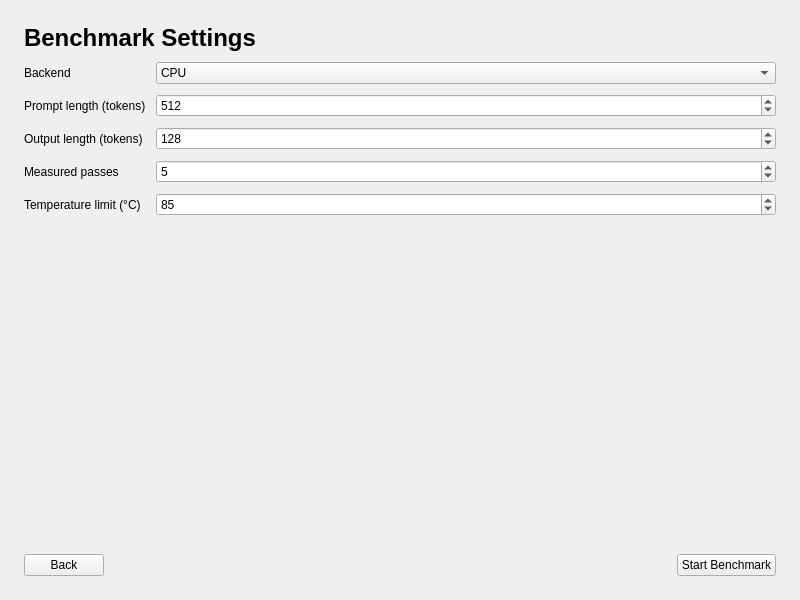
Old version of the form ui/settings.ui in the repository Judah-F/Group-3-Capstone.
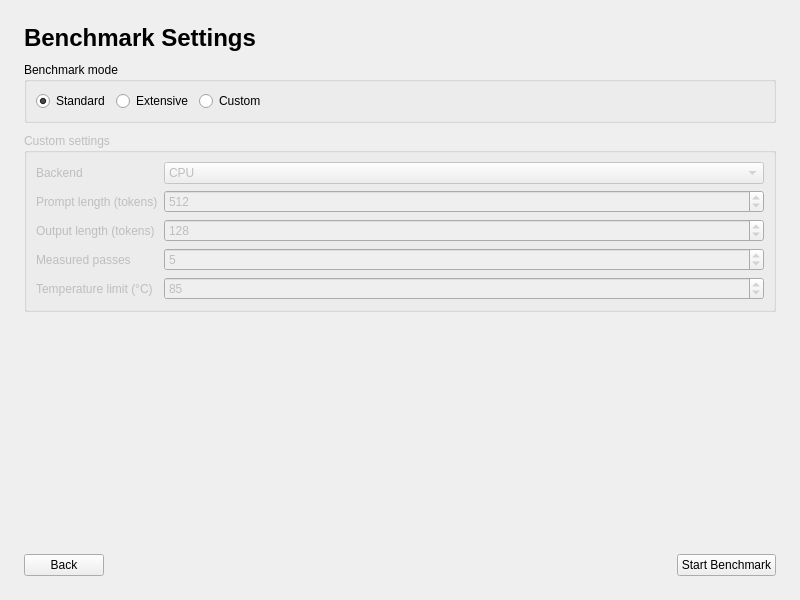
New version of the form.

Commit message: update settings mockup page

Patch:
```diff
--- a/ui/settings.ui
+++ b/ui/settings.ui
@@ -43,6 +43,59 @@
     </widget>
    </item>
    <item>
+    <widget class="QGroupBox" name="modeGroup">
+     <property name="title">
+      <string>Benchmark mode</string>
+     </property>
+     <layout class="QHBoxLayout" name="modeLayout">
+      <item>
+       <widget class="QRadioButton" name="standardRadio">
+        <property name="text">
+         <string>Standard</string>
+        </property>
+        <property name="checked">
+         <bool>true</bool>
+        </property>
+       </widget>
+      </item>
+      <item>
+       <widget class="QRadioButton" name="extensiveRadio">
+        <property name="text">
+         <string>Extensive</string>
+        </property>
+       </widget>
+      </item>
+      <item>
+       <widget class="QRadioButton" name="customRadio">
+        <property name="text">
+         <string>Custom</string>
+        </property>
+       </widget>
+      </item>
+      <item>
+       <spacer name="horizontalSpacer">
+        <property name="orientation">
+         <enum>Qt::Horizontal</enum>
+        </property>
+        <property name="sizeHint">
+         <size>
+          <width>40</width>
+          <height>20</height>
+         </size>
+        </property>
+       </spacer>
+      </item>
+     </layout>
+    </widget>
+   </item>
+   <item>
+    <widget class="QGroupBox" name="customGroup">
+     <property name="title">
+      <string>Custom settings</string>
+     </property>
+     <property name="enabled">
+      <bool>false</bool>
+     </property>
     <layout class="QFormLayout" name="formLayout">
      <item row="0" column="0">
       <widget class="QLabel" name="backendLabel">
@@ -146,6 +199,7 @@
       </widget>
      </item>
     </layout>
+    </widget>
    </item>
    <item>
     <spacer name="verticalSpacer">
```
Left out of the diff: 2 changed lines with no effect on the pictures. Lines whose indentation alone changed are shown as unchanged. The commit also changes 2 other files.
